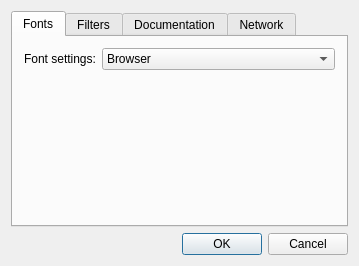
This is tools/assistant/tools/assistant/preferencesdialog.ui in Fat-Zer/qt4-historical as Qt 5 draws it before an edit. The edited form follows.
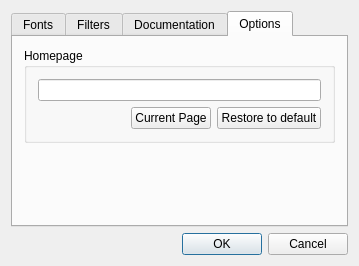
This is the edited form. The open tabs and pages were chosen to show the change.

Diff of the .ui file:
```diff
--- a/tools/assistant/tools/assistant/preferencesdialog.ui
+++ b/tools/assistant/tools/assistant/preferencesdialog.ui
@@ -18,16 +18,8 @@
      <property name="currentIndex" >
       <number>0</number>
      </property>
-     <widget class="QWidget" name="fontsTab" >
-      <property name="geometry" >
-       <rect>
-        <x>0</x>
-        <y>0</y>
-        <width>335</width>
-        <height>188</height>
-       </rect>
-      </property>
-      <attribute name="title" >
+     <widget class="QWidget" name="fontsTab">
+      <attribute name="title">
        <string>Fonts</string>
       </attribute>
       <layout class="QGridLayout" >
@@ -67,16 +59,7 @@
          <property name="currentIndex" >
           <number>0</number>
          </property>
-         <widget class="QWidget" name="page_4" >
-          <property name="geometry" >
-           <rect>
-            <x>0</x>
-            <y>0</y>
-            <width>317</width>
-            <height>142</height>
-           </rect>
-          </property>
-         </widget>
+         <widget class="QWidget" name="page_4"/>
         </widget>
        </item>
       </layout>
@@ -211,54 +194,54 @@
        </item>
       </layout>
      </widget>
-     <widget class="QWidget" name="networkTab" >
-      <property name="geometry" >
-       <rect>
-        <x>0</x>
-        <y>0</y>
-        <width>335</width>
-        <height>188</height>
-       </rect>
-      </property>
-      <attribute name="title" >
-       <string>Network</string>
+     <widget class="QWidget" name="optionsTab">
+      <attribute name="title">
+       <string>Options</string>
       </attribute>
-      <layout class="QVBoxLayout" name="verticalLayout" >
+      <layout class="QVBoxLayout" name="verticalLayout_3">
        <item>
-        <widget class="QGroupBox" name="proxyBox" >
-         <property name="title" >
-          <string>Use Http Proxy</string>
+        <widget class="QGroupBox" name="groupBox">
+         <property name="title">
+          <string>Homepage</string>
          </property>
-         <property name="checkable" >
-          <bool>true</bool>
-         </property>
-         <property name="checked" >
-          <bool>false</bool>
-         </property>
-         <layout class="QGridLayout" name="gridLayout" >
-          <item row="0" column="0" >
-           <widget class="QLabel" name="label_4" >
-            <property name="text" >
-             <string>Http Proxy:</string>
-            </property>
-           </widget>
+         <layout class="QVBoxLayout" name="verticalLayout_2">
+          <item>
+           <widget class="QLineEdit" name="homePageLineEdit"/>
           </item>
-          <item row="0" column="1" >
-           <widget class="QLineEdit" name="proxyLineEdit" />
-          </item>
-          <item row="1" column="0" >
-           <widget class="QLabel" name="label_5" >
-            <property name="text" >
-             <string>Port:</string>
-            </property>
-           </widget>
-          </item>
-          <item row="1" column="1" >
-           <widget class="QSpinBox" name="portSpinBox" >
-            <property name="maximum" >
-             <number>65535</number>
-            </property>
-           </widget>
+          <item>
+           <layout class="QHBoxLayout" name="horizontalLayout_2">
+            <item>
+             <spacer name="horizontalSpacer">
+              <property name="orientation">
+               <enum>Qt::Horizontal</enum>
+              </property>
+              <property name="sizeHint" stdset="0">
+               <size>
+                <width>40</width>
+                <height>20</height>
+               </size>
+              </property>
+             </spacer>
+            </item>
+            <item>
+             <layout class="QHBoxLayout" name="horizontalLayout">
+              <item>
+               <widget class="QPushButton" name="currentPageButton">
+                <property name="text">
+                 <string>Current Page</string>
+                </property>
+               </widget>
+              </item>
+              <item>
+               <widget class="QPushButton" name="restoreDefaultHomePageButton">
+                <property name="text">
+                 <string>Restore to default</string>
+                </property>
+               </widget>
+              </item>
+             </layout>
+            </item>
+           </layout>
           </item>
          </layout>
         </widget>
@@ -268,10 +251,10 @@
          <property name="orientation" >
           <enum>Qt::Vertical</enum>
          </property>
-         <property name="sizeHint" stdset="0" >
+         <property name="sizeHint" stdset="0">
           <size>
            <width>20</width>
-           <height>81</height>
+           <height>72</height>
           </size>
          </property>
         </spacer>
@@ -315,7 +298,7 @@
    </item>
   </layout>
  </widget>
- <layoutdefault spacing="6" margin="11" />
+ <layoutdefault spacing="6" margin="11"/>
  <resources/>
  <connections>
   <connection>
```
Left out of the diff: 163 changed lines with no effect on the pictures.
